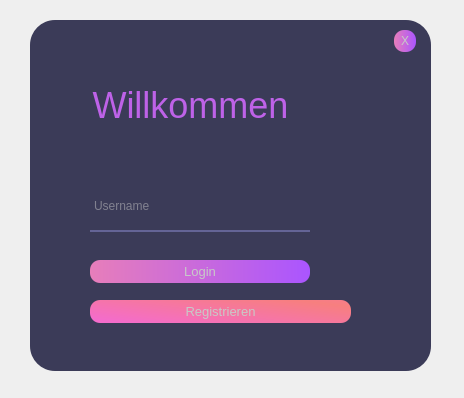
The window that frontend/designer/welcome.ui (N0Dr4m4L4m4/amd) describes before a commit, drawn with Qt 5.
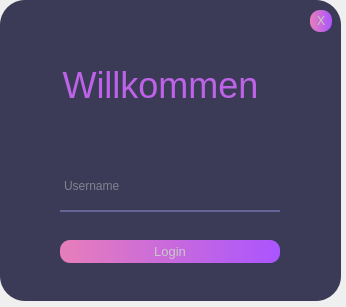
The same window after the commit.

```diff
--- a/frontend/designer/welcome.ui
+++ b/frontend/designer/welcome.ui
@@ -6,8 +6,8 @@
    <rect>
     <x>0</x>
     <y>0</y>
-    <width>464</width>
-    <height>398</height>
+    <width>346</width>
+    <height>307</height>
    </rect>
   </property>
   <property name="windowTitle">
@@ -17,10 +17,10 @@
    <widget class="QFrame" name="frame">
     <property name="geometry">
      <rect>
-      <x>30</x>
-      <y>20</y>
-      <width>401</width>
-      <height>351</height>
+      <x>0</x>
+      <y>0</y>
+      <width>341</width>
+      <height>301</height>
      </rect>
     </property>
     <property name="styleSheet">
@@ -122,52 +122,10 @@
       <bool>true</bool>
      </property>
     </widget>
-    <widget class="QPushButton" name="reg">
-     <property name="geometry">
-      <rect>
-       <x>60</x>
-       <y>280</y>
-       <width>261</width>
-       <height>23</height>
-      </rect>
-     </property>
-     <property name="font">
-      <font>
-       <family>Segoe UI</family>
-       <pointsize>10</pointsize>
-       <weight>50</weight>
-       <italic>false</italic>
-       <bold>false</bold>
-      </font>
-     </property>
-     <property name="layoutDirection">
-      <enum>Qt::LeftToRight</enum>
-     </property>
-     <property name="styleSheet">
-      <string notr="true">QPushButton#reg{
-background-color: qlineargradient(spread:reflect, x1:0, y1:1, x2:1, y2:0.307, stop:0.0909091 rgba(244, 108, 203, 255), stop:1 rgba(247, 127, 127, 255));
-border-radius:10px;
-font: 10pt &quot;Segoe UI&quot;;
-color:rgb(200, 200, 200);
-}
-QPushButton#reg:hover {
-	font:  75 12pt &quot;Segoe UI&quot;;
-	color: rgb(255, 255, 255);
-}
-
-QPushButton#reg:pressed{
-	
-	color: rgb(59, 59, 88);
-}</string>
-     </property>
-     <property name="text">
-      <string>Registrieren</string>
-     </property>
-    </widget>
     <widget class="QPushButton" name="exit">
      <property name="geometry">
       <rect>
-       <x>364</x>
+       <x>310</x>
        <y>10</y>
        <width>22</width>
        <height>22</height>
```
